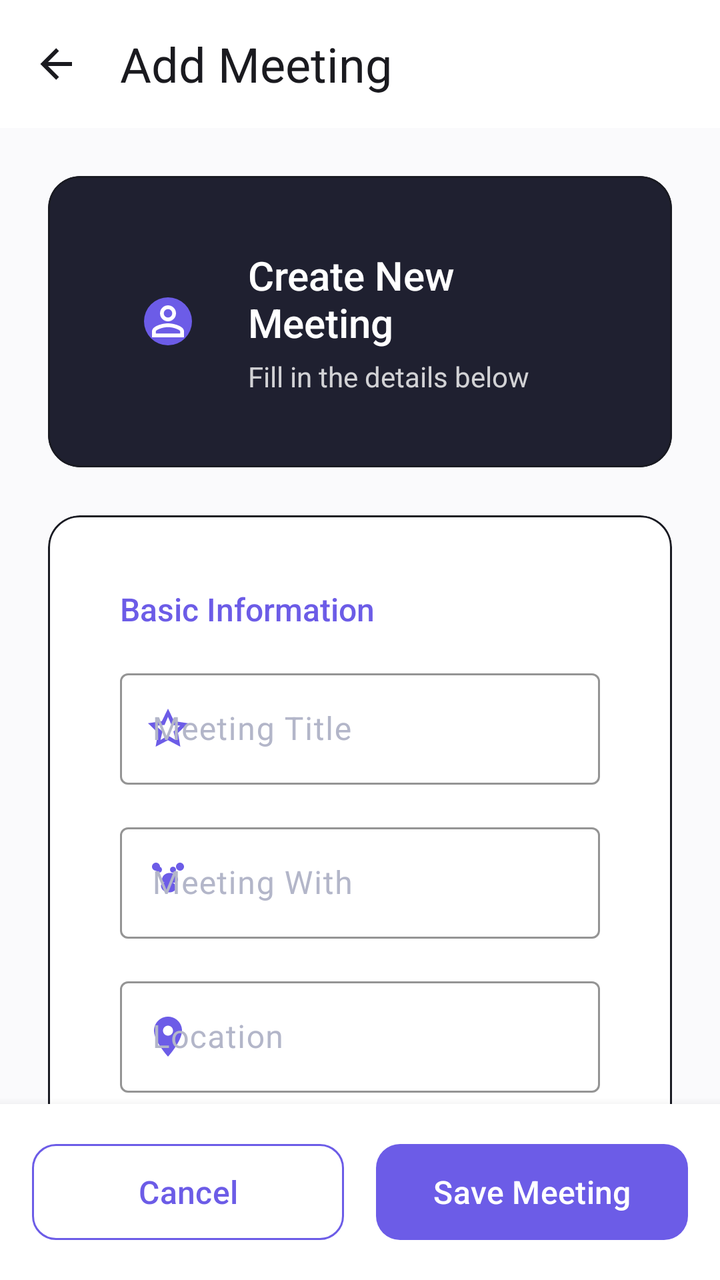
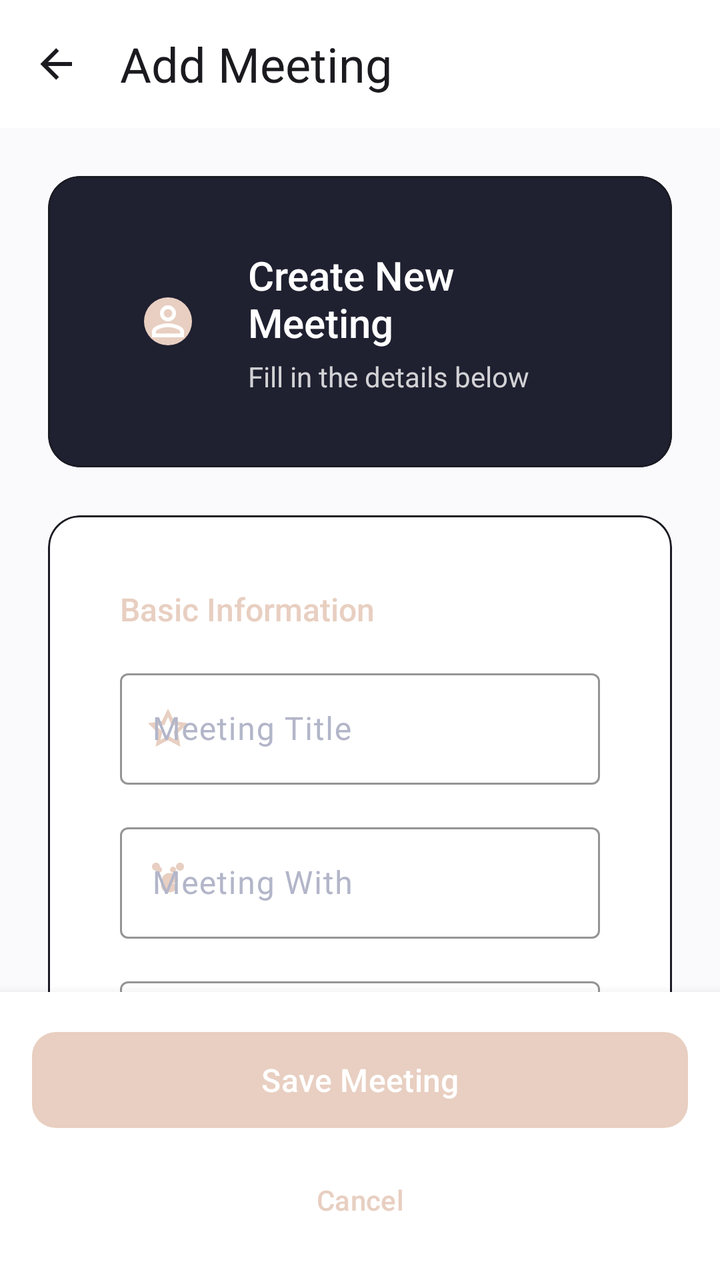

Compare the two renders of this Android layout. The source of the first and the diff that turns it into the second are given below.
<!-- AndroidManifest.xml: application theme AppTheme -->
<!-- res/layout/activity_add_edit_meeting_modern.xml -->
<?xml version="1.0" encoding="utf-8"?>
<androidx.coordinatorlayout.widget.CoordinatorLayout xmlns:android="http://schemas.android.com/apk/res/android"
    xmlns:app="http://schemas.android.com/apk/res-auto"
    xmlns:tools="http://schemas.android.com/tools"
    android:layout_width="match_parent"
    android:layout_height="match_parent"
    android:background="@color/background_light">

    
    <com.google.android.material.appbar.AppBarLayout
        android:id="@+id/appBarLayout"
        android:layout_width="match_parent"
        android:layout_height="wrap_content"
        android:background="@color/surface_light"
        android:elevation="0dp"
        app:elevation="0dp">

        <com.google.android.material.appbar.MaterialToolbar
            android:id="@+id/toolbar"
            android:layout_width="match_parent"
            android:layout_height="?attr/actionBarSize"
            android:background="@color/surface_light"
            app:navigationIcon="@drawable/ic_arrow_back"
            app:navigationIconTint="@color/on_surface_light"
            app:titleTextColor="@color/on_surface_light"
            app:title="Add Meeting"
            app:titleTextAppearance="@style/TextAppearance.Material3.HeadlineSmall" />

    </com.google.android.material.appbar.AppBarLayout>

    
    <androidx.core.widget.NestedScrollView
        android:layout_width="match_parent"
        android:layout_height="match_parent"
        android:fillViewport="true"
        android:overScrollMode="never"
        android:scrollbars="none"
        app:layout_behavior="@string/appbar_scrolling_view_behavior">

        <LinearLayout
            android:layout_width="match_parent"
            android:layout_height="wrap_content"
            android:orientation="vertical"
            android:padding="24dp">

            
            <com.google.android.material.card.MaterialCardView
                android:layout_width="match_parent"
                android:layout_height="wrap_content"
                android:layout_marginBottom="24dp"
                app:cardCornerRadius="16dp"
                app:cardElevation="0dp"
                app:strokeWidth="1dp"
                app:strokeColor="@color/colorSurfaceVariant"
                app:cardBackgroundColor="@color/colorPrimaryContainer">

                <LinearLayout
                    android:layout_width="match_parent"
                    android:layout_height="wrap_content"
                    android:orientation="horizontal"
                    android:padding="20dp"
                    android:gravity="center_vertical">

                    <com.google.android.material.imageview.ShapeableImageView
                        android:layout_width="48dp"
                        android:layout_height="48dp"
                        android:layout_marginEnd="16dp"
                        android:background="@color/colorPrimary"
                        android:src="@drawable/ic_meeting"
                        app:tint="@color/white"
                        android:padding="12dp"
                        app:shapeAppearanceOverlay="@style/CircleImageView" />

                    <LinearLayout
                        android:layout_width="0dp"
                        android:layout_height="wrap_content"
                        android:layout_weight="1"
                        android:orientation="vertical">

                        <TextView
                            android:id="@+id/headerTitle"
                            android:layout_width="wrap_content"
                            android:layout_height="wrap_content"
                            android:text="Create New Meeting"
                            android:textColor="@color/colorOnPrimaryContainer"
                            android:textSize="20sp"
                            android:fontFamily="sans-serif-medium" />

                        <TextView
                            android:layout_width="wrap_content"
                            android:layout_height="wrap_content"
                            android:layout_marginTop="4dp"
                            android:text="Fill in the details below"
                            android:textColor="@color/colorOnPrimaryContainer"
                            android:textSize="14sp"
                            android:alpha="0.8" />

                    </LinearLayout>

                </LinearLayout>

            </com.google.android.material.card.MaterialCardView>

            
            <com.google.android.material.card.MaterialCardView
                android:layout_width="match_parent"
                android:layout_height="wrap_content"
                android:layout_marginBottom="16dp"
                app:cardCornerRadius="16dp"
                app:cardElevation="0dp"
                app:strokeWidth="1dp"
                app:strokeColor="@color/colorSurfaceVariant"
                app:cardBackgroundColor="@color/surface_light">

                <LinearLayout
                    android:layout_width="match_parent"
                    android:layout_height="wrap_content"
                    android:orientation="vertical"
                    android:padding="20dp">

                    <TextView
                        android:layout_width="wrap_content"
                        android:layout_height="wrap_content"
                        android:text="Basic Information"
                        android:textColor="@color/colorPrimary"
                        android:textSize="16sp"
                        android:fontFamily="sans-serif-medium"
                        android:layout_marginBottom="16dp" />

                    
                    <com.google.android.material.textfield.TextInputLayout
                        android:id="@+id/textInputLayoutTitle"
                        android:layout_width="match_parent"
                        android:layout_height="wrap_content"
                        android:layout_marginBottom="16dp"
                        android:hint="Meeting Title"
                        app:startIconDrawable="@drawable/ic_title"
                        app:startIconTint="@color/colorPrimary"
                        app:boxStrokeColor="@color/colorPrimary"
                        app:hintTextColor="@color/colorPrimary"
                        style="@style/Widget.Material3.TextInputLayout.OutlinedBox">

                        <com.google.android.material.textfield.TextInputEditText
                            android:id="@+id/editTitle"
                            android:layout_width="match_parent"
                            android:layout_height="wrap_content"
                            android:inputType="textCapWords"
                            android:textSize="16sp" />

                    </com.google.android.material.textfield.TextInputLayout>

                    
                    <com.google.android.material.textfield.TextInputLayout
                        android:id="@+id/textInputLayoutWithWhom"
                        android:layout_width="match_parent"
                        android:layout_height="wrap_content"
                        android:layout_marginBottom="16dp"
                        android:hint="Meeting With"
                        app:startIconDrawable="@drawable/ic_people"
                        app:startIconTint="@color/colorPrimary"
                        app:boxStrokeColor="@color/colorPrimary"
                        app:hintTextColor="@color/colorPrimary"
                        style="@style/Widget.Material3.TextInputLayout.OutlinedBox">

                        <com.google.android.material.textfield.TextInputEditText
                            android:id="@+id/editWithWhom"
                            android:layout_width="match_parent"
                            android:layout_height="wrap_content"
                            android:inputType="textCapWords"
                            android:textSize="16sp" />

                    </com.google.android.material.textfield.TextInputLayout>

                    
                    <com.google.android.material.textfield.TextInputLayout
                        android:id="@+id/textInputLayoutLocation"
                        android:layout_width="match_parent"
                        android:layout_height="wrap_content"
                        android:hint="Location"
                        app:startIconDrawable="@drawable/ic_location"
                        app:startIconTint="@color/colorPrimary"
                        app:boxStrokeColor="@color/colorPrimary"
                        app:hintTextColor="@color/colorPrimary"
                        style="@style/Widget.Material3.TextInputLayout.OutlinedBox">

                        <com.google.android.material.textfield.TextInputEditText
                            android:id="@+id/editLocation"
                            android:layout_width="match_parent"
                            android:layout_height="wrap_content"
                            android:inputType="textCapWords"
                            android:textSize="16sp" />

                    </com.google.android.material.textfield.TextInputLayout>

                </LinearLayout>

            </com.google.android.material.card.MaterialCardView>

            
            <com.google.android.material.card.MaterialCardView
                android:layout_width="match_parent"
                android:layout_height="wrap_content"
                android:layout_marginBottom="16dp"
                app:cardCornerRadius="16dp"
                app:cardElevation="0dp"
                app:strokeWidth="1dp"
                app:strokeColor="@color/colorSurfaceVariant"
                app:cardBackgroundColor="@color/surface_light">

                <LinearLayout
                    android:layout_width="match_parent"
                    android:layout_height="wrap_content"
                    android:orientation="vertical"
                    android:padding="20dp">

                    <TextView
                        android:layout_width="wrap_content"
                        android:layout_height="wrap_content"
                        android:text="Schedule"
                        android:textColor="@color/colorPrimary"
                        android:textSize="16sp"
                        android:fontFamily="sans-serif-medium"
                        android:layout_marginBottom="16dp" />

                    
                    <TextView
                        android:layout_width="wrap_content"
                        android:layout_height="wrap_content"
                        android:text="Date"
                        android:textColor="@color/on_surface_variant_light"
                        android:textSize="14sp"
                        android:fontFamily="sans-serif-medium"
                        android:layout_marginBottom="8dp" />

                    <com.google.android.material.button.MaterialButton
                        android:id="@+id/buttonDate"
                        android:layout_width="match_parent"
                        android:layout_height="56dp"
                        android:layout_marginBottom="16dp"
                        android:text="Select Date"
                        android:textAllCaps="false"
                        android:textSize="16sp"
                        android:gravity="start|center_vertical"
                        app:icon="@drawable/ic_calendar"
                        app:iconGravity="start"
                        app:iconTint="@color/colorPrimary"
                        app:strokeColor="@color/colorPrimary"
                        app:strokeWidth="1dp"
                        app:cornerRadius="12dp"
                        style="@style/Widget.Material3.Button.OutlinedButton" />

                    
                    <LinearLayout
                        android:layout_width="match_parent"
                        android:layout_height="wrap_content"
                        android:orientation="horizontal"
                        android:baselineAligned="false">

                        <LinearLayout
                            android:layout_width="0dp"
                            android:layout_height="wrap_content"
                            android:layout_weight="1"
                            android:layout_marginEnd="8dp"
                            android:orientation="vertical">

                            <TextView
                                android:layout_width="wrap_content"
                                android:layout_height="wrap_content"
                                android:text="Start Time"
                                android:textColor="@color/on_surface_variant_light"
                                android:textSize="14sp"
                                android:fontFamily="sans-serif-medium"
                                android:layout_marginBottom="8dp" />

                            <com.google.android.material.button.MaterialButton
                                android:id="@+id/buttonStartTime"
                                android:layout_width="match_parent"
                                android:layout_height="56dp"
                                android:text="10:00 AM"
                                android:textAllCaps="false"
                                android:textSize="16sp"
                                android:gravity="start|center_vertical"
                                app:icon="@drawable/ic_time"
                                app:iconGravity="start"
                                app:iconTint="@color/colorPrimary"
                                app:strokeColor="@color/colorPrimary"
                                app:strokeWidth="1dp"
                                app:cornerRadius="12dp"
                                style="@style/Widget.Material3.Button.OutlinedButton" />

                        </LinearLayout>

                        <LinearLayout
                            android:layout_width="0dp"
                            android:layout_height="wrap_content"
                            android:layout_weight="1"
                            android:layout_marginStart="8dp"
                            android:orientation="vertical">

                            <TextView
                                android:layout_width="wrap_content"
                                android:layout_height="wrap_content"
                                android:text="End Time"
                                android:textColor="@color/on_surface_variant_light"
                                android:textSize="14sp"
                                android:fontFamily="sans-serif-medium"
                                android:layout_marginBottom="8dp" />

                            <com.google.android.material.button.MaterialButton
                                android:id="@+id/buttonEndTime"
                                android:layout_width="match_parent"
                                android:layout_height="56dp"
                                android:text="11:00 AM"
                                android:textAllCaps="false"
                                android:textSize="16sp"
                                android:gravity="start|center_vertical"
                                app:icon="@drawable/ic_time"
                                app:iconGravity="start"
                                app:iconTint="@color/colorPrimary"
                                app:strokeColor="@color/colorPrimary"
                                app:strokeWidth="1dp"
                                app:cornerRadius="12dp"
                                style="@style/Widget.Material3.Button.OutlinedButton" />

                        </LinearLayout>

                    </LinearLayout>

                </LinearLayout>

            </com.google.android.material.card.MaterialCardView>

            
            <com.google.android.material.card.MaterialCardView
                android:layout_width="match_parent"
                android:layout_height="wrap_content"
                android:layout_marginBottom="16dp"
                app:cardCornerRadius="16dp"
                app:cardElevation="0dp"
                app:strokeWidth="1dp"
                app:strokeColor="@color/colorSurfaceVariant"
                app:cardBackgroundColor="@color/surface_light">

                <LinearLayout
                    android:layout_width="match_parent"
                    android:layout_height="wrap_content"
                    android:orientation="vertical"
                    android:padding="20dp">

                    <TextView
                        android:layout_width="wrap_content"
                        android:layout_height="wrap_content"
                        android:text="Additional Details"
                        android:textColor="@color/colorPrimary"
                        android:textSize="16sp"
                        android:fontFamily="sans-serif-medium"
                        android:layout_marginBottom="16dp" />

                    
                    <com.google.android.material.textfield.TextInputLayout
                        android:id="@+id/textInputLayoutNotes"
                        android:layout_width="match_parent"
                        android:layout_height="wrap_content"
                        android:layout_marginBottom="24dp"
                        android:hint="Meeting Notes (Optional)"
                        app:startIconDrawable="@drawable/ic_note"
                        app:startIconTint="@color/colorPrimary"
                        app:boxStrokeColor="@color/colorPrimary"
                        app:hintTextColor="@color/colorPrimary"
                        style="@style/Widget.Material3.TextInputLayout.OutlinedBox">

                        <com.google.android.material.textfield.TextInputEditText
                            android:id="@+id/editNotes"
                            android:layout_width="match_parent"
                            android:layout_height="100dp"
                            android:gravity="top|start"
                            android:inputType="textMultiLine|textCapSentences"
                            android:textSize="16sp"
                            android:maxLines="4" />

                    </com.google.android.material.textfield.TextInputLayout>

                    
                    <LinearLayout
                        android:layout_width="match_parent"
                        android:layout_height="wrap_content"
                        android:orientation="vertical"
                        android:layout_marginBottom="24dp">

                        <TextView
                            android:layout_width="wrap_content"
                            android:layout_height="wrap_content"
                            android:text="Reminders"
                            android:textColor="@color/on_surface_light"
                            android:textSize="14sp"
                            android:fontFamily="sans-serif-medium"
                            android:layout_marginBottom="12dp" />

                        <com.google.android.material.chip.ChipGroup
                            android:id="@+id/chipGroupReminders"
                            android:layout_width="match_parent"
                            android:layout_height="wrap_content"
                            app:chipSpacingHorizontal="8dp"
                            app:chipSpacingVertical="4dp"
                            app:selectionRequired="false">

                            <com.google.android.material.chip.Chip
                                android:id="@+id/chip5min"
                                style="@style/Widget.Material3.Chip.Filter"
                                android:layout_width="wrap_content"
                                android:layout_height="wrap_content"
                                android:text="5 min"
                                app:chipBackgroundColor="@color/colorPrimaryContainer"
                                app:chipStrokeColor="@color/colorPrimary" />

                            <com.google.android.material.chip.Chip
                                android:id="@+id/chip10min"
                                style="@style/Widget.Material3.Chip.Filter"
                                android:layout_width="wrap_content"
                                android:layout_height="wrap_content"
                                android:text="10 min"
                                app:chipBackgroundColor="@color/colorPrimaryContainer"
                                app:chipStrokeColor="@color/colorPrimary" />

                            <com.google.android.material.chip.Chip
                                android:id="@+id/chip15min"
                                style="@style/Widget.Material3.Chip.Filter"
                                android:layout_width="wrap_content"
                                android:layout_height="wrap_content"
                                android:text="15 min"
                                app:chipBackgroundColor="@color/colorPrimaryContainer"
                                app:chipStrokeColor="@color/colorPrimary" />

                            <com.google.android.material.chip.Chip
                                android:id="@+id/chip30min"
                                style="@style/Widget.Material3.Chip.Filter"
                                android:layout_width="wrap_content"
                                android:layout_height="wrap_content"
                                android:text="30 min"
                                app:chipBackgroundColor="@color/colorPrimaryContainer"
                                app:chipStrokeColor="@color/colorPrimary" />

                            <com.google.android.material.chip.Chip
                                android:id="@+id/chip60min"
                                style="@style/Widget.Material3.Chip.Filter"
                                android:layout_width="wrap_content"
                                android:layout_height="wrap_content"
                                android:text="60 min"
                                app:chipBackgroundColor="@color/colorPrimaryContainer"
                                app:chipStrokeColor="@color/colorPrimary" />

                        </com.google.android.material.chip.ChipGroup>

                    </LinearLayout>

                    
                    <LinearLayout
                        android:layout_width="match_parent"
                        android:layout_height="wrap_content"
                        android:orientation="horizontal"
                        android:gravity="center_vertical">

                        <LinearLayout
                            android:layout_width="0dp"
                            android:layout_height="wrap_content"
                            android:layout_weight="1"
                            android:orientation="vertical">

                            <TextView
                                android:layout_width="wrap_content"
                                android:layout_height="wrap_content"
                                android:text="Enable Notifications"
                                android:textColor="@color/on_surface_light"
                                android:textSize="16sp"
                                android:fontFamily="sans-serif-medium" />

                            <TextView
                                android:layout_width="wrap_content"
                                android:layout_height="wrap_content"
                                android:text="Get reminders before meeting starts"
                                android:textColor="@color/on_surface_variant_light"
                                android:textSize="14sp"
                                android:layout_marginTop="2dp" />

                        </LinearLayout>

                        <com.google.android.material.materialswitch.MaterialSwitch
                            android:id="@+id/switchNotifications"
                            android:layout_width="wrap_content"
                            android:layout_height="wrap_content"
                            android:checked="true"
                            app:thumbTint="@color/colorPrimary"
                            app:trackTint="@color/colorPrimaryContainer" />

                    </LinearLayout>

                </LinearLayout>

            </com.google.android.material.card.MaterialCardView>

        </LinearLayout>

    </androidx.core.widget.NestedScrollView>

    
    <LinearLayout
        android:layout_width="match_parent"
        android:layout_height="wrap_content"
        android:layout_gravity="bottom"
        android:orientation="horizontal"
        android:padding="16dp"
        android:background="@color/surface_light"
        android:elevation="8dp">

        <com.google.android.material.button.MaterialButton
            android:id="@+id/buttonCancel"
            android:layout_width="0dp"
            android:layout_height="56dp"
            android:layout_weight="1"
            android:layout_marginEnd="8dp"
            android:text="Cancel"
            android:textColor="@color/colorPrimary"
            android:textSize="16sp"
            app:cornerRadius="12dp"
            app:strokeColor="@color/colorPrimary"
            app:strokeWidth="1dp"
            style="@style/Widget.Material3.Button.OutlinedButton" />

        <com.google.android.material.button.MaterialButton
            android:id="@+id/buttonSave"
            android:layout_width="0dp"
            android:layout_height="56dp"
            android:layout_weight="1"
            android:layout_marginStart="8dp"
            android:text="Save Meeting"
            android:textColor="@color/white"
            android:textSize="16sp"
            app:backgroundTint="@color/colorPrimary"
            app:cornerRadius="12dp"
            style="@style/Widget.Material3.Button" />

        <com.google.android.material.button.MaterialButton
            android:id="@+id/buttonDelete"
            android:layout_width="48dp"
            android:layout_height="48dp"
            android:layout_marginStart="8dp"
            android:visibility="gone"
            app:icon="@drawable/ic_delete_24"
            app:iconTint="@color/colorError"
            app:backgroundTint="@color/colorError"
            app:cornerRadius="24dp"
            style="@style/Widget.Material3.Button.IconButton" />

    </LinearLayout>

</androidx.coordinatorlayout.widget.CoordinatorLayout>
<!-- resources referenced by this layout -->
<resources>
  <color name="background_light">#FAFAFC</color>
  <color name="colorError">@color/accent_alerts</color>
  <color name="colorOnPrimaryContainer">@color/text_primary</color>
  <color name="colorPrimary">@color/primary_purple</color>
  <color name="colorPrimaryContainer">@color/elevated_card</color>
  <color name="colorSurfaceVariant">@color/surface_card</color>
  <color name="on_surface_light">#1A1A1F</color>
  <color name="on_surface_variant_light">#5A5A66</color>
  <color name="surface_light">#FFFFFF</color>
  <color name="white">#FFFFFFFF</color>
  <!-- drawable ic_arrow_back (drawable) -->
  <?xml version="1.0" encoding="utf-8"?>
  <vector xmlns:android="http://schemas.android.com/apk/res/android"
      android:width="24dp"
      android:height="24dp"
      android:viewportWidth="24"
      android:viewportHeight="24">
      <path
          android:fillColor="@android:color/white"
          android:pathData="M20,11v2H8l5.5,5.5 -1.42,1.42L4.16,12l7.92,-7.92L13.5,5.5 8,11z" />
  </vector>
  <!-- drawable ic_delete_24 (drawable) -->
  <?xml version="1.0" encoding="utf-8"?>
  <vector xmlns:android="http://schemas.android.com/apk/res/android"
      android:width="24dp"
      android:height="24dp"
      android:viewportWidth="24"
      android:viewportHeight="24"
      android:tint="@color/colorError">
      <path
          android:fillColor="@color/colorError"
          android:pathData="M6,19c0,1.1 0.9,2 2,2h8c1.1,0 2,-0.9 2,-2V7H6v12zM19,4h-3.5l-1,-1h-5l-1,1H5v2h14V4z"/>
  </vector>
  <!-- drawable ic_note (drawable) -->
  <?xml version="1.0" encoding="utf-8"?>
  <vector xmlns:android="http://schemas.android.com/apk/res/android"
      android:width="24dp"
      android:height="24dp"
      android:viewportWidth="24"
      android:viewportHeight="24">
      <path
          android:fillColor="@android:color/black"
          android:pathData="M14,2H6A2,2 0 0,0 4,4V20A2,2 0 0,0 6,22H18A2,2 0 0,0 20,20V8L14,2M18,20H6V4H13V9H18V20Z"/>
  </vector>
  <style name="CircleImageView">
          <item name="cornerFamily">rounded</item>
          <item name="cornerSize">50%</item>
      </style>
  <color name="accent_alerts">#FF6B6B</color>
  <color name="text_primary">#FFFFFF</color>
  <color name="primary_purple">#6C5CE7</color>
  <color name="elevated_card">#1F2030</color>
  <color name="surface_card">#1A1B23</color>
  <color name="primary_purple_light">#8B7FED</color>
  <color name="text_secondary">#B3B6C9</color>
  <color name="app_background">#0F0F14</color>
  <color name="text_muted">#7C809B</color>
  <style name="Widget.App.CardView" parent="Widget.Material3.CardView.Elevated">
          <item name="cardCornerRadius">16dp</item>
          <item name="cardElevation">4dp</item>
          <item name="cardBackgroundColor">@color/surface_card</item>
          <item name="contentPadding">16dp</item>
          <item name="strokeWidth">0dp</item>
      </style>
  <style name="Widget.App.FloatingActionButton" parent="Widget.Material3.FloatingActionButton.Primary">
          <item name="elevation">6dp</item>
          <item name="backgroundTint">@color/primary_purple</item>
          <item name="tint">@color/text_primary</item>
          <item name="android:stateListAnimator">@animator/fab_state_list_anim</item>
      </style>
  <style name="Widget.App.BottomNavigationView" parent="Widget.Material3.BottomNavigationView">
          <item name="elevation">8dp</item>
          <item name="backgroundTint">@color/surface_card</item>
          <item name="itemIconTint">@color/bottom_nav_color_selector</item>
          <item name="itemTextColor">@color/bottom_nav_color_selector</item>
      </style>
  <!-- unchanged entries left out for length: 7 -->
</resources>

<!-- the commit's change to res/layout/activity_add_edit_meeting_modern.xml (unified diff, before → after) -->
@@ -507,31 +507,16 @@
         android:layout_width="match_parent"
         android:layout_height="wrap_content"
         android:layout_gravity="bottom"
-        android:orientation="horizontal"
+        android:orientation="vertical"
         android:padding="16dp"
         android:background="@color/surface_light"
         android:elevation="8dp">
 
         <com.google.android.material.button.MaterialButton
-            android:id="@+id/buttonCancel"
-            android:layout_width="0dp"
+            android:id="@+id/buttonSave"
+            android:layout_width="match_parent"
             android:layout_height="56dp"
-            android:layout_weight="1"
-            android:layout_marginEnd="8dp"
-            android:text="Cancel"
-            android:textColor="@color/colorPrimary"
-            android:textSize="16sp"
-            app:cornerRadius="12dp"
-            app:strokeColor="@color/colorPrimary"
-            app:strokeWidth="1dp"
-            style="@style/Widget.Material3.Button.OutlinedButton" />
-
-        <com.google.android.material.button.MaterialButton
-            android:id="@+id/buttonSave"
-            android:layout_width="0dp"
-            android:layout_height="56dp"
-            android:layout_weight="1"
-            android:layout_marginStart="8dp"
+            android:layout_marginBottom="8dp"
             android:text="Save Meeting"
             android:textColor="@color/white"
             android:textSize="16sp"
@@ -541,15 +526,25 @@
 
         <com.google.android.material.button.MaterialButton
             android:id="@+id/buttonDelete"
-            android:layout_width="48dp"
+            android:layout_width="match_parent"
+            android:layout_height="56dp"
+            android:layout_marginBottom="8dp"
+            android:text="Delete Meeting"
+            android:textColor="@color/colorPrimary"
+            android:visibility="gone"
+            app:strokeColor="@color/colorPrimary"
+            app:strokeWidth="1dp"
+            app:cornerRadius="12dp"
+            style="@style/Widget.Material3.Button.OutlinedButton" />
+
+        <com.google.android.material.button.MaterialButton
+            android:id="@+id/buttonCancel"
+            android:layout_width="match_parent"
             android:layout_height="48dp"
-            android:layout_marginStart="8dp"
-            android:visibility="gone"
-            app:icon="@drawable/ic_delete_24"
-            app:iconTint="@color/colorError"
-            app:backgroundTint="@color/colorError"
-            app:cornerRadius="24dp"
-            style="@style/Widget.Material3.Button.IconButton" />
+            android:text="Cancel"
+            android:textColor="@color/colorPrimary"
+            android:textSize="14sp"
+            style="@style/Widget.Material3.Button.TextButton" />
 
     </LinearLayout>
 
<!-- resource entries referenced after the edit -->
@@ -1,7 +1,6 @@
 <!-- resources referenced by this layout -->
 <resources>
   <color name="background_light">#FAFAFC</color>
-  <color name="colorError">@color/accent_alerts</color>
   <color name="colorOnPrimaryContainer">@color/text_primary</color>
   <color name="colorPrimary">@color/primary_purple</color>
   <color name="colorPrimaryContainer">@color/elevated_card</color>
@@ -21,18 +20,6 @@
           android:fillColor="@android:color/white"
           android:pathData="M20,11v2H8l5.5,5.5 -1.42,1.42L4.16,12l7.92,-7.92L13.5,5.5 8,11z" />
   </vector>
-  <!-- drawable ic_delete_24 (drawable) -->
-  <?xml version="1.0" encoding="utf-8"?>
-  <vector xmlns:android="http://schemas.android.com/apk/res/android"
-      android:width="24dp"
-      android:height="24dp"
-      android:viewportWidth="24"
-      android:viewportHeight="24"
-      android:tint="@color/colorError">
-      <path
-          android:fillColor="@color/colorError"
-          android:pathData="M6,19c0,1.1 0.9,2 2,2h8c1.1,0 2,-0.9 2,-2V7H6v12zM19,4h-3.5l-1,-1h-5l-1,1H5v2h14V4z"/>
-  </vector>
   <!-- drawable ic_note (drawable) -->
   <?xml version="1.0" encoding="utf-8"?>
   <vector xmlns:android="http://schemas.android.com/apk/res/android"
@@ -48,12 +35,11 @@
           <item name="cornerFamily">rounded</item>
           <item name="cornerSize">50%</item>
       </style>
-  <color name="accent_alerts">#FF6B6B</color>
   <color name="text_primary">#FFFFFF</color>
-  <color name="primary_purple">#6C5CE7</color>
+  <color name="primary_purple">#E8CFC1</color>
   <color name="elevated_card">#1F2030</color>
   <color name="surface_card">#1A1B23</color>
-  <color name="primary_purple_light">#8B7FED</color>
+  <color name="primary_purple_light">#F0DDD1</color>
   <color name="text_secondary">#B3B6C9</color>
   <color name="app_background">#0F0F14</color>
   <color name="text_muted">#7C809B</color>
